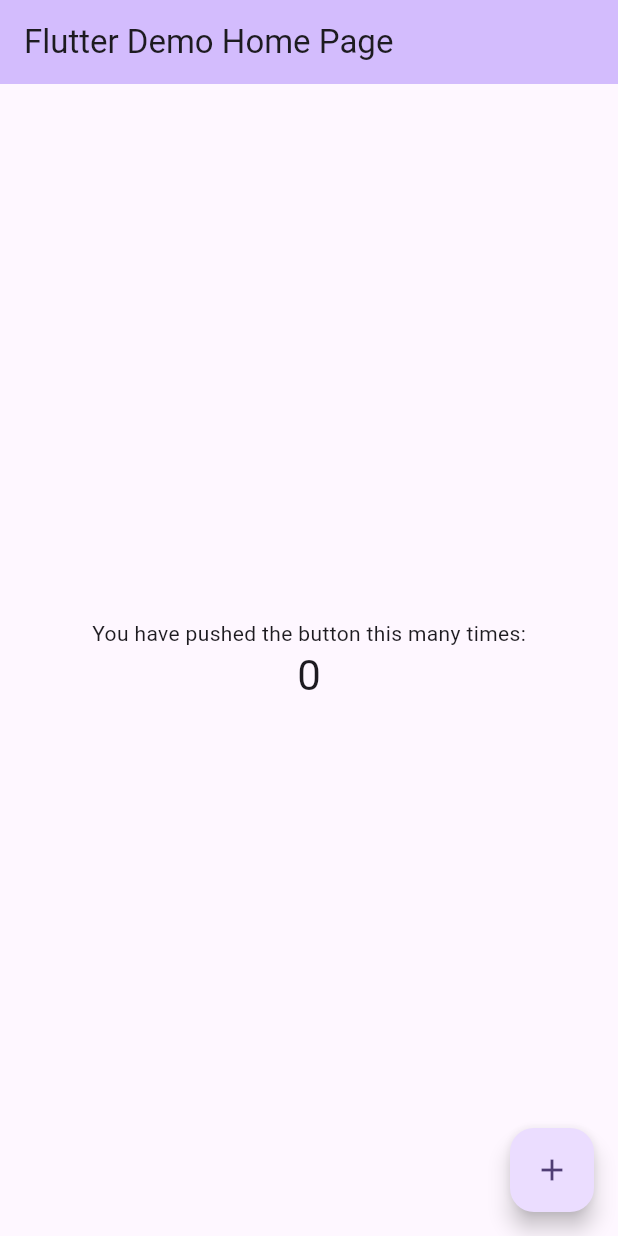
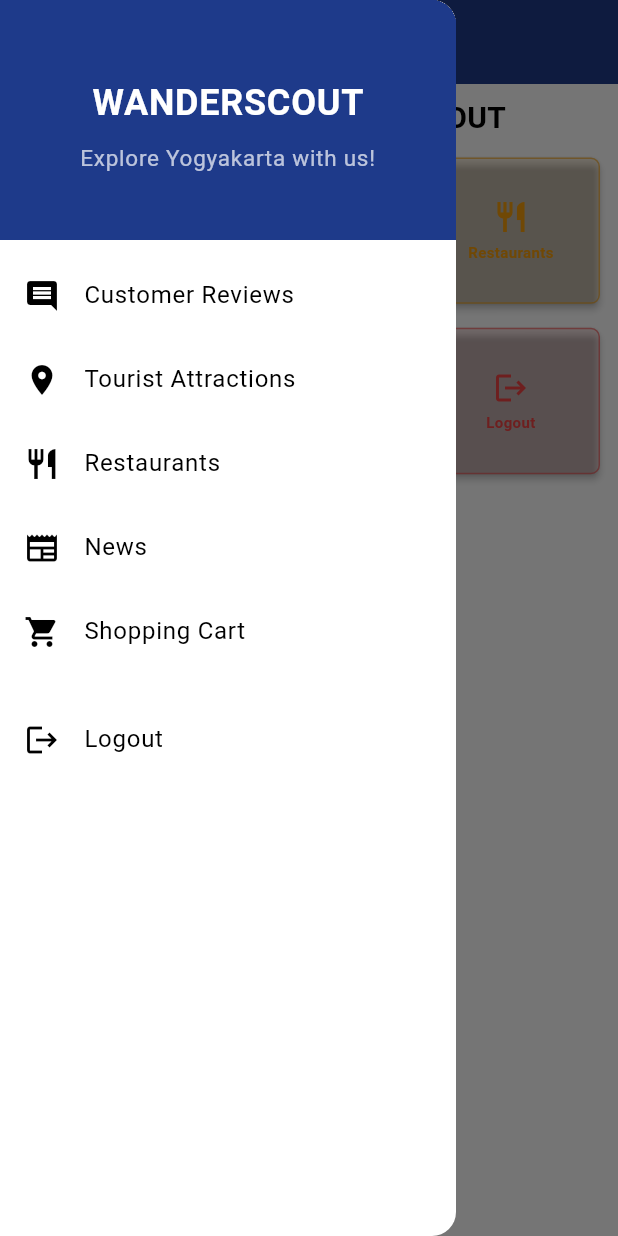
Before and after one commit to Wander-Scout/WanderScoutProject-Mobile, a Flutter app: the screen it shows after launch, with the side drawer open (before the commit the screen has no drawer), on a phone screen of 412 x 824 dp. Run offline on Flutter 3.47's test engine with Material 3 defaults, Android fonts, the phone set to English and light mode, and no system bars.

Commit message:
Feat: Making base navigation of the app

```diff
--- /dev/null
+++ b/lib/Davin/screens/menu.dart
@@ -0,0 +1,56 @@
+import 'package:flutter/material.dart';
+import 'package:wanderscout/davin/widgets/left_drawer.dart';
+import 'package:wanderscout/davin/widgets/card.dart';
+
+class MyHomePage extends StatelessWidget {
+  final List<ItemHomepage> items = [
+    ItemHomepage("Customer Reviews", Icons.comment, Color(0xFF3B82F6)), // blue-500
+    ItemHomepage("Tourist Attractions", Icons.place, Color(0xFF10B981)), // green-500
+    ItemHomepage("Restaurants", Icons.restaurant, Color(0xFFF59E0B)), // amber-500
+    ItemHomepage("Cart", Icons.shopping_cart, Color(0xFF10B981)), // green-500
+    ItemHomepage("News", Icons.newspaper, Color(0xFF3B82F6)), // blue-500
+    ItemHomepage("Logout", Icons.logout, Color(0xFFEF4444)), // red-500
+  ];
+
+  MyHomePage({super.key});
+
+  @override
+  Widget build(BuildContext context) {
+    return Scaffold(
+      appBar: AppBar(
+        title: const Text('WANDERSCOUT'),
+        centerTitle: true,
+      ),
+      drawer: const LeftDrawer(),
+      body: Padding(
+        padding: const EdgeInsets.all(8.0),
+        child: Column(
+          children: [
+            const Text(
+              'Welcome to WANDERSCOUT',
+              style: TextStyle(
+                fontWeight: FontWeight.bold,
+                fontSize: 20.0,
+              ),
+            ),
+            const SizedBox(height: 8.0),
+            Expanded(
+              child: GridView.builder(
+                gridDelegate: const SliverGridDelegateWithFixedCrossAxisCount(
+                  crossAxisCount: 3, // 3 columns
+                  crossAxisSpacing: 8, // Space between columns
+                  mainAxisSpacing: 8, // Space between rows
+                  childAspectRatio: 1.2, // Slightly taller than square
+                ),
+                itemCount: items.length,
+                itemBuilder: (context, index) {
+                  return ItemCard(items[index]);
+                },
+              ),
+            ),
+          ],
+        ),
+      ),
+    );
+  }
+}
--- /dev/null
+++ b/lib/Davin/widgets/card.dart
@@ -0,0 +1,54 @@
+import 'package:flutter/material.dart';
+
+class ItemHomepage {
+  final String title;
+  final IconData icon;
+  final Color color;
+
+  ItemHomepage(this.title, this.icon, this.color);
+}
+
+class ItemCard extends StatelessWidget {
+  final ItemHomepage item;
+
+  const ItemCard(this.item, {super.key});
+
+  @override
+  Widget build(BuildContext context) {
+    return Card(
+      color: item.color.withOpacity(0.1),
+      elevation: 2,
+      shape: RoundedRectangleBorder(
+        borderRadius: BorderRadius.circular(6), // Smaller corner radius
+        side: BorderSide(
+          color: item.color.withOpacity(0.6), // Border color for distinction
+          width: 1,
+        ),
+      ),
+      child: InkWell(
+        onTap: () {
+          // Handle tap
+        },
+        child: Padding(
+          padding: const EdgeInsets.all(4.0), // Minimized padding
+          child: Column(
+            mainAxisAlignment: MainAxisAlignment.center,
+            children: [
+              Icon(item.icon, size: 24, color: item.color), // Smaller icon
+              const SizedBox(height: 4),
+              Text(
+                item.title,
+                textAlign: TextAlign.center,
+                style: TextStyle(
+                  fontSize: 10, // Smaller font size
+                  color: item.color,
+                  fontWeight: FontWeight.bold,
+                ),
+              ),
+            ],
+          ),
+        ),
+      ),
+    );
+  }
+}
--- /dev/null
+++ b/lib/Davin/widgets/left_drawer.dart
@@ -0,0 +1,77 @@
+import 'package:flutter/material.dart';
+
+class LeftDrawer extends StatelessWidget {
+  const LeftDrawer({super.key});
+
+  @override
+  Widget build(BuildContext context) {
+    return Drawer(
+      child: ListView(
+        children: [
+          DrawerHeader(
+            decoration: BoxDecoration(
+              color: Theme.of(context).primaryColor, // Use primary color
+            ),
+            child: Center(
+              child: Column(
+                mainAxisAlignment: MainAxisAlignment.center,
+                children: const [
+                  Text(
+                    'WANDERSCOUT',
+                    style: TextStyle(
+                      fontSize: 24,
+                      fontWeight: FontWeight.bold,
+                      color: Colors.white,
+                    ),
+                  ),
+                  SizedBox(height: 8),
+                  Text(
+                    "Explore Yogyakarta with us!",
+                    style: TextStyle(
+                      fontSize: 15.0,
+                      color: Colors.white70,
+                      fontWeight: FontWeight.normal,
+                    ),
+                    textAlign: TextAlign.center,
+                  ),
+                ],
+              ),
+            ),
+          ),
+          ListTile(
+            leading: const Icon(Icons.comment, color: Colors.black),
+            title: const Text('Customer Reviews'),
+            onTap: () {},
+          ),
+          ListTile(
+            leading: const Icon(Icons.place, color: Colors.black),
+            title: const Text('Tourist Attractions'),
+            onTap: () {},
+          ),
+          ListTile(
+            leading: const Icon(Icons.restaurant, color: Colors.black),
+            title: const Text('Restaurants'),
+            onTap: () {},
+          ),
+          ListTile(
+            leading: const Icon(Icons.newspaper, color: Colors.black),
+            title: const Text('News'),
+            onTap: () {},
+          ),
+          ListTile(
+            leading: const Icon(Icons.shopping_cart, color: Colors.black),
+            title: const Text('Shopping Cart'),
+            onTap: () {},
+          ),
+          const Divider(),
+
+          ListTile(
+            leading: const Icon(Icons.logout, color: Colors.black),
+            title: const Text('Logout'),
+            onTap: () {},
+          ),
+        ],
+      ),
+    );
+  }
+}
--- a/lib/main.dart
+++ b/lib/main.dart
@@ -1,4 +1,5 @@
 import 'package:flutter/material.dart';
+import 'package:wanderscout/davin/screens/menu.dart';
 
 void main() {
   runApp(const MyApp());
@@ -11,115 +12,25 @@ class MyApp extends StatelessWidget {
   @override
   Widget build(BuildContext context) {
     return MaterialApp(
-      title: 'Flutter Demo',
+      title: 'Wanderscout',
       theme: ThemeData(
-        // This is the theme of your application.
-        //
-        // TRY THIS: Try running your application with "flutter run". You'll see
-        // the application has a purple toolbar. Then, without quitting the app,
-        // try changing the seedColor in the colorScheme below to Colors.green
-        // and then invoke "hot reload" (save your changes or press the "hot
-        // reload" button in a Flutter-supported IDE, or press "r" if you used
-        // the command line to start the app).
-        //
-        // Notice that the counter didn't reset back to zero; the application
-        // state is not lost during the reload. To reset the state, use hot
-        // restart instead.
-        //
-        // This works for code too, not just values: Most code changes can be
-        // tested with just a hot reload.
-        colorScheme: ColorScheme.fromSeed(seedColor: Colors.deepPurple),
-        useMaterial3: true,
+        brightness: Brightness.light,
+        primaryColor: const Color(0xFF1E3A8A), // Tailwind's bg-blue-900
+        scaffoldBackgroundColor: Colors.white,
+        appBarTheme: const AppBarTheme(
+          backgroundColor: Color(0xFF1E3A8A),
+          foregroundColor: Colors.white,
+        ),
+        textTheme: const TextTheme(
+          bodyMedium: TextStyle(color: Colors.black),
+          bodyLarge: TextStyle(color: Colors.black),
+        ),
+        colorScheme: ColorScheme.fromSwatch().copyWith(
+          primary: const Color(0xFF1E3A8A), // bg-blue-900
+          secondary: const Color(0xFF3B82F6), // Tailwind's bg-blue-500
+        ),
       ),
-      home: const MyHomePage(title: 'Flutter Demo Home Page'),
+      home: MyHomePage(),
     );
   }
 }
-
-class MyHomePage extends StatefulWidget {
-  const MyHomePage({super.key, required this.title});
-
-  // This widget is the home page of your application. It is stateful, meaning
-  // that it has a State object (defined below) that contains fields that affect
-  // how it looks.
-
-  // This class is the configuration for the state. It holds the values (in this
-  // case the title) provided by the parent (in this case the App widget) and
-  // used by the build method of the State. Fields in a Widget subclass are
-  // always marked "final".
-
-  final String title;
-
-  @override
-  State<MyHomePage> createState() => _MyHomePageState();
-}
-
-class _MyHomePageState extends State<MyHomePage> {
-  int _counter = 0;
-
-  void _incrementCounter() {
-    setState(() {
-      // This call to setState tells the Flutter framework that something has
-      // changed in this State, which causes it to rerun the build method below
-      // so that the display can reflect the updated values. If we changed
-      // _counter without calling setState(), then the build method would not be
-      // called again, and so nothing would appear to happen.
-      _counter++;
-    });
-  }
-
-  @override
-  Widget build(BuildContext context) {
-    // This method is rerun every time setState is called, for instance as done
-    // by the _incrementCounter method above.
-    //
-    // The Flutter framework has been optimized to make rerunning build methods
-    // fast, so that you can just rebuild anything that needs updating rather
-    // than having to individually change instances of widgets.
-    return Scaffold(
-      appBar: AppBar(
-        // TRY THIS: Try changing the color here to a specific color (to
-        // Colors.amber, perhaps?) and trigger a hot reload to see the AppBar
-        // change color while the other colors stay the same.
-        backgroundColor: Theme.of(context).colorScheme.inversePrimary,
-        // Here we take the value from the MyHomePage object that was created by
-        // the App.build method, and use it to set our appbar title.
-        title: Text(widget.title),
-      ),
-      body: Center(
-        // Center is a layout widget. It takes a single child and positions it
-        // in the middle of the parent.
-        child: Column(
-          // Column is also a layout widget. It takes a list of children and
-          // arranges them vertically. By default, it sizes itself to fit its
-          // children horizontally, and tries to be as tall as its parent.
-          //
-          // Column has various properties to control how it sizes itself and
-          // how it positions its children. Here we use mainAxisAlignment to
-          // center the children vertically; the main axis here is the vertical
-          // axis because Columns are vertical (the cross axis would be
-          // horizontal).
-          //
-          // TRY THIS: Invoke "debug painting" (choose the "Toggle Debug Paint"
-          // action in the IDE, or press "p" in the console), to see the
-          // wireframe for each widget.
-          mainAxisAlignment: MainAxisAlignment.center,
-          children: <Widget>[
-            const Text(
-              'You have pushed the button this many times:',
-            ),
-            Text(
-              '$_counter',
-              style: Theme.of(context).textTheme.headlineMedium,
-            ),
-          ],
-        ),
-      ),
-      floatingActionButton: FloatingActionButton(
-        onPressed: _incrementCounter,
-        tooltip: 'Increment',
-        child: const Icon(Icons.add),
-      ), // This trailing comma makes auto-formatting nicer for build methods.
-    );
-  }
-}
```
